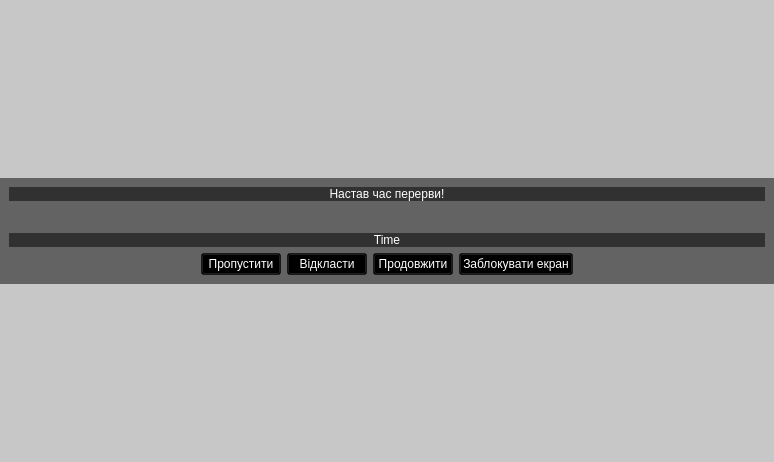
Old version of the form src/ui/break_screen.ui in the repository Aksem/KoffeeBreak.
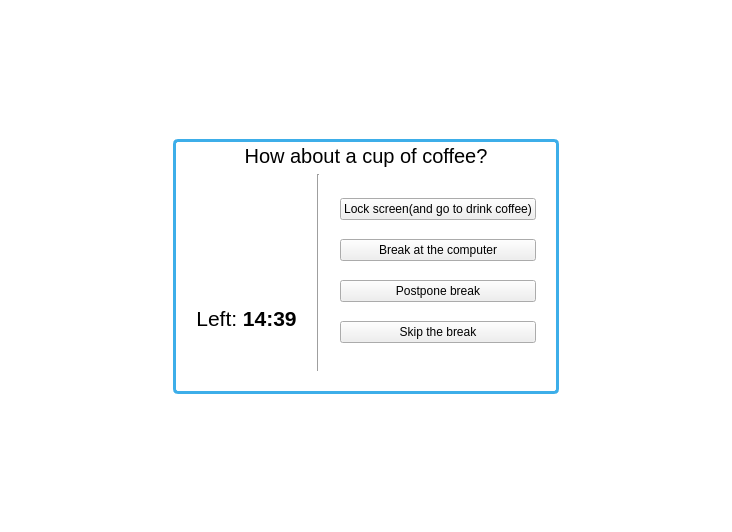
New version of the form. Icons and pictures are not drawn.

Commit message: Added first version of new break screen.

Diff of the .ui file:
```diff
--- a/src/ui/break_screen.ui
+++ b/src/ui/break_screen.ui
@@ -1,42 +1,39 @@
 <?xml version="1.0" encoding="UTF-8"?>
 <ui version="4.0">
- <class>Form</class>
- <widget class="QWidget" name="Form">
+ <class>mainWidget</class>
+ <widget class="QWidget" name="mainWidget">
   <property name="geometry">
    <rect>
     <x>0</x>
     <y>0</y>
-    <width>774</width>
-    <height>462</height>
+    <width>732</width>
+    <height>532</height>
    </rect>
   </property>
   <property name="windowTitle">
    <string>Form</string>
   </property>
-  <property name="windowOpacity">
-   <double>1.000000000000000</double>
-  </property>
-  <property name="autoFillBackground">
-   <bool>true</bool>
-  </property>
   <property name="styleSheet">
-   <string notr="true">background-color: rgba(0, 0, 0, 30);
-alternate-background-color: rgba(0, 0, 0, 30);
-color: rgb(255, 255, 255);</string>
+   <string notr="true">#mainWidget {
+background: transparent;
+}</string>
   </property>
-  <layout class="QVBoxLayout" name="verticalLayout">
-   <property name="leftMargin">
-    <number>0</number>
-   </property>
-   <property name="topMargin">
-    <number>0</number>
-   </property>
-   <property name="rightMargin">
-    <number>0</number>
-   </property>
-   <property name="bottomMargin">
-    <number>0</number>
-   </property>
+  <layout class="QHBoxLayout" name="horizontalLayout_2" stretch="1,2,1">
+   <item>
+    <spacer name="horizontalSpacer">
+     <property name="orientation">
+      <enum>Qt::Horizontal</enum>
+     </property>
+     <property name="sizeHint" stdset="0">
+      <size>
+       <width>136</width>
+       <height>20</height>
+      </size>
+     </property>
+    </spacer>
+   </item>
+   <item>
+    <layout class="QVBoxLayout" name="verticalLayout_4" stretch="1,2,1">
    <item>
     <spacer name="verticalSpacer">
      <property name="orientation">
@@ -51,67 +48,44 @@
     </spacer>
    </item>
    <item>
-    <widget class="QWidget" name="widget_2" native="true">
-     <property name="autoFillBackground">
-      <bool>false</bool>
-     </property>
+      <widget class="QFrame" name="mainFrame">
      <property name="styleSheet">
-      <string notr="true">background-color: rgba(0, 0, 0, 128);</string>
-     </property>
-     <layout class="QVBoxLayout" name="verticalLayout_3">
-      <item>
-       <widget class="QLabel" name="label">
-        <property name="enabled">
-         <bool>true</bool>
-        </property>
-        <property name="autoFillBackground">
-         <bool>false</bool>
-        </property>
-        <property name="text">
-         <string>&lt;html&gt;&lt;head/&gt;&lt;body&gt;&lt;p&gt;&lt;span style=&quot; color:#ffffff;&quot;&gt;Настав час перерви!&lt;/span&gt;&lt;/p&gt;&lt;/body&gt;&lt;/html&gt;</string>
-        </property>
-        <property name="alignment">
-         <set>Qt::AlignCenter</set>
+        <string notr="true">#mainFrame {
+	border: 3px solid #3daee9;
+	border-radius: 5px;
+}</string>
+       </property>
+       <property name="frameShape">
+        <enum>QFrame::StyledPanel</enum>
+       </property>
+       <property name="frameShadow">
+        <enum>QFrame::Plain</enum>
+       </property>
+       <property name="lineWidth">
+        <number>3</number>
+       </property>
+       <layout class="QVBoxLayout" name="verticalLayout_5">
+        <property name="leftMargin">
+         <number>20</number>
         </property>
-       </widget>
-      </item>
-      <item>
-       <layout class="QHBoxLayout" name="horizontalLayout_3">
-        <item>
-         <spacer name="horizontalSpacer_3">
-          <property name="orientation">
-           <enum>Qt::Horizontal</enum>
-          </property>
-          <property name="sizeHint" stdset="0">
-           <size>
-            <width>40</width>
-            <height>20</height>
-           </size>
-          </property>
-         </spacer>
-        </item>
-        <item>
-         <widget class="QWidget" name="widget_3" native="true"/>
-        </item>
-        <item>
-         <spacer name="horizontalSpacer_4">
-          <property name="orientation">
-           <enum>Qt::Horizontal</enum>
-          </property>
-          <property name="sizeHint" stdset="0">
-           <size>
-            <width>40</width>
-            <height>20</height>
-           </size>
-          </property>
-         </spacer>
-        </item>
-       </layout>
-      </item>
+        <property name="topMargin">
+         <number>2</number>
+        </property>
+        <property name="rightMargin">
+         <number>20</number>
+        </property>
+        <property name="bottomMargin">
+         <number>20</number>
+        </property>
       <item>
        <widget class="QLabel" name="label_2">
+          <property name="font">
+           <font>
+            <pointsize>15</pointsize>
+           </font>
+          </property>
         <property name="text">
-         <string>&lt;html&gt;&lt;head/&gt;&lt;body&gt;&lt;p&gt;&lt;span style=&quot; color:#ffffff;&quot;&gt;Time&lt;/span&gt;&lt;/p&gt;&lt;/body&gt;&lt;/html&gt;</string>
+           <string>How about a cup of coffee?</string>
         </property>
         <property name="alignment">
          <set>Qt::AlignCenter</set>
@@ -119,63 +93,126 @@
        </widget>
       </item>
       <item>
-       <layout class="QHBoxLayout" name="horizontalLayout">
+         <layout class="QHBoxLayout" name="horizontalLayout" stretch="1,1,1">
+          <property name="spacing">
+           <number>20</number>
+          </property>
+          <property name="sizeConstraint">
+           <enum>QLayout::SetDefaultConstraint</enum>
+          </property>
         <item>
-         <spacer name="horizontalSpacer">
+           <layout class="QVBoxLayout" name="verticalLayout_2" stretch="0,0,0">
+            <property name="rightMargin">
+             <number>0</number>
+            </property>
+            <property name="bottomMargin">
+             <number>0</number>
+            </property>
+            <item>
+             <widget class="QWidget" name="widget" native="true">
+              <property name="sizePolicy">
+               <sizepolicy hsizetype="MinimumExpanding" vsizetype="MinimumExpanding">
+                <horstretch>0</horstretch>
+                <verstretch>0</verstretch>
+               </sizepolicy>
+              </property>
+              <property name="autoFillBackground">
+               <bool>false</bool>
+              </property>
+              <property name="styleSheet">
+               <string notr="true">image: url(:/icons/icons/break-full.svg);</string>
+              </property>
+             </widget>
+            </item>
+            <item>
+             <widget class="QLabel" name="label">
+              <property name="sizePolicy">
+               <sizepolicy hsizetype="Preferred" vsizetype="Minimum">
+                <horstretch>0</horstretch>
+                <verstretch>0</verstretch>
+               </sizepolicy>
+              </property>
+              <property name="font">
+               <font>
+                <pointsize>16</pointsize>
+               </font>
+              </property>
+              <property name="text">
+               <string>Left: &lt;b&gt;14:39&lt;/b&gt;</string>
+              </property>
+              <property name="alignment">
+               <set>Qt::AlignCenter</set>
+              </property>
+             </widget>
+            </item>
+            <item>
+             <spacer name="verticalSpacer_3">
           <property name="orientation">
-           <enum>Qt::Horizontal</enum>
+               <enum>Qt::Vertical</enum>
+              </property>
+              <property name="sizeType">
+               <enum>QSizePolicy::Minimum</enum>
           </property>
           <property name="sizeHint" stdset="0">
            <size>
-            <width>40</width>
-            <height>20</height>
+                <width>20</width>
+                <height>40</height>
            </size>
           </property>
          </spacer>
         </item>
+           </layout>
+          </item>
         <item>
-         <widget class="QPushButton" name="pushButton_2">
-          <property name="styleSheet">
-           <string notr="true">color: rgb(255, 255, 255);</string>
-          </property>
-          <property name="text">
-           <string>Пропустити</string>
+           <widget class="Line" name="line">
+            <property name="orientation">
+             <enum>Qt::Vertical</enum>
           </property>
          </widget>
         </item>
+          <item>
+           <layout class="QVBoxLayout" name="verticalLayout">
+            <property name="spacing">
+             <number>15</number>
+            </property>
+            <property name="leftMargin">
+             <number>0</number>
+            </property>
+            <property name="topMargin">
+             <number>20</number>
+            </property>
+            <property name="bottomMargin">
+             <number>20</number>
+            </property>
         <item>
          <widget class="QPushButton" name="pushButton">
           <property name="text">
-           <string>Відкласти</string>
+               <string>Lock screen(and go to drink coffee)</string>
           </property>
          </widget>
         </item>
         <item>
          <widget class="QPushButton" name="pushButton_3">
           <property name="text">
-           <string>Продовжити</string>
+               <string>Break at the computer</string>
+              </property>
+             </widget>
+            </item>
+            <item>
+             <widget class="QPushButton" name="pushButton_2">
+              <property name="text">
+               <string>Postpone break</string>
           </property>
          </widget>
         </item>
         <item>
          <widget class="QPushButton" name="pushButton_4">
           <property name="text">
-           <string>Заблокувати екран</string>
+               <string>Skip the break</string>
           </property>
          </widget>
         </item>
-        <item>
-         <spacer name="horizontalSpacer_2">
-          <property name="orientation">
-           <enum>Qt::Horizontal</enum>
-          </property>
-          <property name="sizeHint" stdset="0">
-           <size>
-            <width>40</width>
-            <height>20</height>
-           </size>
-          </property>
-         </spacer>
+           </layout>
         </item>
        </layout>
       </item>
@@ -191,6 +228,21 @@
       <size>
        <width>20</width>
        <height>40</height>
+        </size>
+       </property>
+      </spacer>
+     </item>
+    </layout>
+   </item>
+   <item>
+    <spacer name="horizontalSpacer_2">
+     <property name="orientation">
+      <enum>Qt::Horizontal</enum>
+     </property>
+     <property name="sizeHint" stdset="0">
+      <size>
+       <width>136</width>
+       <height>20</height>
       </size>
      </property>
     </spacer>
```
Lines whose indentation alone changed are shown as unchanged. The commit also changes 2 other files.
